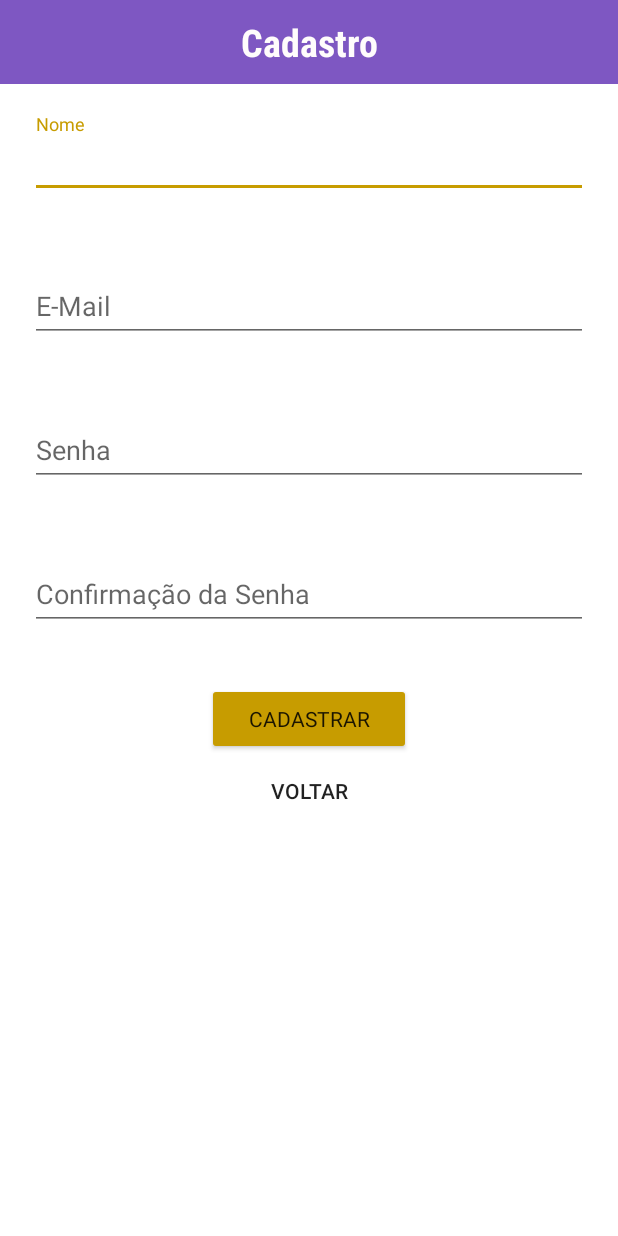
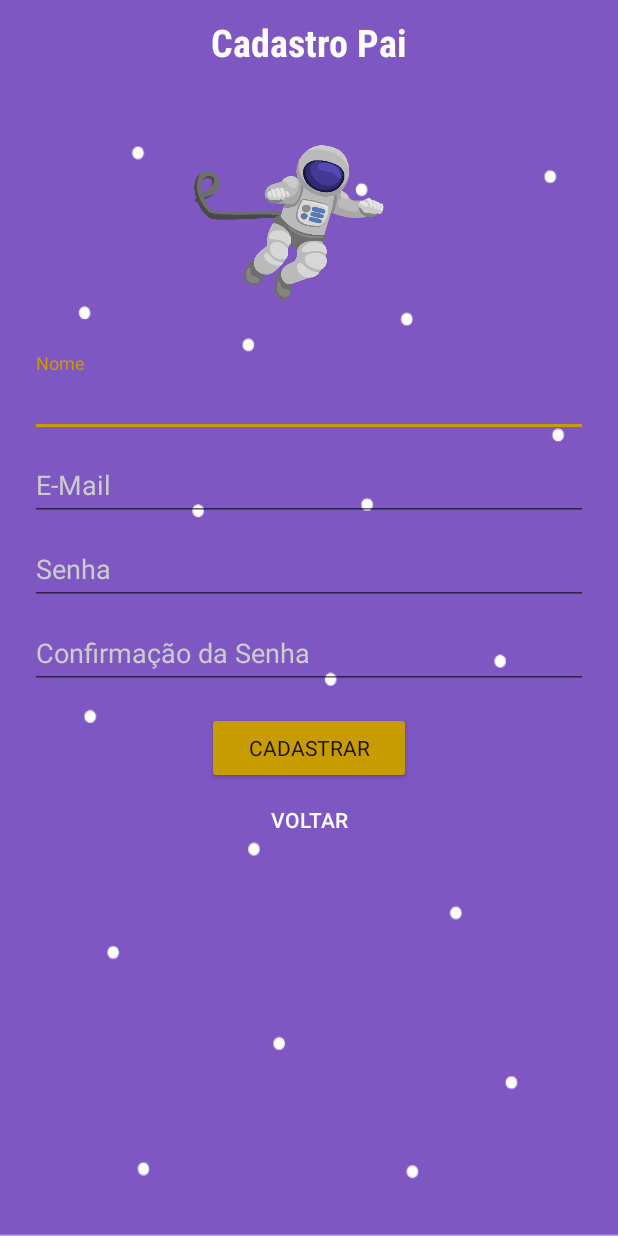
Before and after one commit to spaceKidsProjectSenai/archivesAndroid, an Android app: the screen it shows after launch (CadastroActivity), after a tap on "CADASTRO", on a phone screen of 412 x 824 dp. Run offline under Robolectric (Android 15) with nearby library versions, the phone set to English and light mode, and no system bars.

Commit message:
Isso ai roxeira

```diff
--- a/SpaceKids/app/build.gradle
+++ b/SpaceKids/app/build.gradle
@@ -35,4 +35,7 @@ dependencies {
     androidTestImplementation 'com.android.support.test.espresso:espresso-core:3.0.1'
     compile 'com.android.support:cardview-v7:26.1.0'
     compile 'com.android.support:recyclerview-v7:26.1.0'
+    implementation 'com.github.GrenderG:Toasty:1.2.8'
+    compile 'com.roger.catloadinglibrary:catloadinglibrary:1.0.4'
+
 }
--- a/SpaceKids/app/src/main/java/com/example/a44602569838/spacekids/controller/SelecionarCriancasActivity.java
+++ b/SpaceKids/app/src/main/java/com/example/a44602569838/spacekids/controller/SelecionarCriancasActivity.java
@@ -12,6 +12,7 @@ import com.example.a44602569838.spacekids.R;
 import com.example.a44602569838.spacekids.adapters.RVAdapterCriancas;
 import com.example.a44602569838.spacekids.model.Crianca;
 import com.example.a44602569838.spacekids.rest.RestInterface;
+import com.roger.catloadinglibrary.CatLoadingView;
 
 import org.json.JSONArray;
 import org.json.JSONException;
--- a/SpaceKids/app/src/main/java/com/example/a44602569838/spacekids/game/Fase1.java
+++ b/SpaceKids/app/src/main/java/com/example/a44602569838/spacekids/game/Fase1.java
@@ -17,6 +17,8 @@ import android.widget.TextView;
 import android.widget.Toast;
 
 import com.example.a44602569838.spacekids.R;
+
+import es.dmoral.toasty.Toasty;
 
 public class Fase1 extends AppCompatActivity {
 
@@ -91,11 +93,11 @@ public class Fase1 extends AppCompatActivity {
                     ImageView ouvinte = (ImageView) view;
 
                     if (imageView.getId() != R.id.numero_seis) {
-                        Toast.makeText(Fase1.this, "RESPOSTA ERRADA TENTE NOVAMENTE", Toast.LENGTH_SHORT).show();
+                        Toasty.error(Fase1.this, "Resposta Errada !!!", Toast.LENGTH_SHORT, true).show();
                     } else if (ouvinte.getId() == R.id.numero_seis_azul || ouvinte.getId() == R.id.numero_seis_verde) {
                         Log.d("FUNFO", String.valueOf(ouvinte.getContentDescription()));
                     } else {
-                        Toast.makeText(Fase1.this, "ACEETOU Parabéns", Toast.LENGTH_SHORT).show();
+                        Toasty.success(Fase1.this, "Resposta Correta !!!", Toast.LENGTH_SHORT, true).show();
                         Fase1.this.finish();
                         Intent i = new Intent(getBaseContext(), Fase2.class);
                         startActivity(i);
--- a/SpaceKids/app/src/main/java/com/example/a44602569838/spacekids/game/Fase2.java
+++ b/SpaceKids/app/src/main/java/com/example/a44602569838/spacekids/game/Fase2.java
@@ -12,6 +12,8 @@ import android.widget.ImageView;
 import android.widget.Toast;
 
 import com.example.a44602569838.spacekids.R;
+
+import es.dmoral.toasty.Toasty;
 
 public class Fase2 extends AppCompatActivity {
 
@@ -84,11 +86,11 @@ public class Fase2 extends AppCompatActivity {
                     ImageView ouvinte = (ImageView) view;
 
                     if (imageView.getId() != R.id.numero_seis_verde) {
-                        Toast.makeText(Fase2.this, "RESPOSTA ERRADA TENTE NOVAMENTE", Toast.LENGTH_SHORT).show();
+                        Toasty.error(Fase2.this, "Resposta Errada !!!", Toast.LENGTH_SHORT, true).show();
                     } else if (ouvinte.getId() == R.id.numero_seis_azul || ouvinte.getId() == R.id.numero_seis || ouvinte.getId() == R.id.numero_seis_verde) {
                         Log.d("FUNFO", String.valueOf(ouvinte.getContentDescription()));
                     } else {
-                        Toast.makeText(Fase2.this, "ACEETOU Parabéns", Toast.LENGTH_SHORT).show();
+                        Toasty.success(Fase2.this, "Resposta Correta !!!", Toast.LENGTH_SHORT, true).show();
                         Fase2.this.finish();
                         Intent i = new Intent(getBaseContext(), Fase2.class);
                         startActivity(i);
--- a/SpaceKids/app/src/main/res/layout/activity_cadastro.xml
+++ b/SpaceKids/app/src/main/res/layout/activity_cadastro.xml
@@ -7,7 +7,7 @@
     android:layout_height="match_parent"
     android:orientation="vertical"
     android:visibility="visible"
-    android:background="@color/colorWhite">
+    android:background="@drawable/background_game">
 
     <include
         layout="@layout/include_toolbar_cadastro"
@@ -17,11 +17,25 @@
 
     <!-- Layout nome -->
 
+    <LinearLayout
+        android:layout_width="match_parent"
+        android:layout_height="match_parent"
+        android:layout_margin="20dp"
+
+        android:orientation="vertical">
+
+        <ImageView
+            android:id="@+id/imageView3"
+            android:layout_width="271dp"
+            android:layout_height="159dp"
+            android:layout_gravity="center"
+            app:srcCompat="@drawable/slide3" />
+
         <android.support.design.widget.TextInputLayout
-        android:layout_margin="20dp"
             android:id="@+id/nome_layout"
             android:layout_width="match_parent"
             android:layout_height="wrap_content"
+            android:textColorHint="#ccc"
             app:layout_constraintEnd_toEndOf="parent"
             app:layout_constraintStart_toStartOf="parent"
             app:layout_constraintTop_toTopOf="parent"
@@ -32,30 +46,31 @@
                 android:layout_width="match_parent"
                 android:layout_height="wrap_content"
                 android:hint="@string/nome"
-            android:inputType="textPersonName"
                 android:maxLength="255"
-            />
-
+                android:textColor="#FFFFFF"
+                tools:ignore="TextFields" />
         </android.support.design.widget.TextInputLayout>
 
         <android.support.design.widget.TextInputLayout
             android:id="@+id/email_layout"
             android:layout_width="match_parent"
             android:layout_height="wrap_content"
-        android:layout_marginTop="20dp"
+            android:textColorHint="#ccc"
             app:layout_constraintEnd_toEndOf="parent"
             app:layout_constraintStart_toStartOf="parent"
             app:layout_constraintTop_toTopOf="parent"
             tools:ignore="MissingConstraints">
 
             <EditText
-            android:layout_margin="20dp"
                 android:id="@+id/email_input"
                 android:layout_width="match_parent"
                 android:layout_height="wrap_content"
                 android:hint="@string/email"
                 android:maxLength="255"
-            tools:ignore="TextFields" />
+                android:textColor="#FFFFFF"
+                tools:ignore="TextFields"
+
+                />
 
         </android.support.design.widget.TextInputLayout>
 
@@ -63,19 +78,19 @@
             android:id="@+id/senha_layout"
             android:layout_width="match_parent"
             android:layout_height="wrap_content"
-        android:layout_marginTop="20dp"
+            android:textColorHint="#ccc"
             app:layout_constraintEnd_toEndOf="parent"
             app:layout_constraintStart_toStartOf="parent"
             app:layout_constraintTop_toTopOf="parent"
             tools:ignore="MissingConstraints">
 
             <EditText
-            android:layout_margin="20dp"
                 android:id="@+id/senha_input"
                 android:layout_width="match_parent"
                 android:layout_height="wrap_content"
                 android:hint="@string/senha"
                 android:maxLength="255"
+                android:textColor="#FFFFFF"
                 tools:ignore="TextFields" />
 
         </android.support.design.widget.TextInputLayout>
@@ -84,19 +99,19 @@
             android:id="@+id/confirmacao_layout"
             android:layout_width="match_parent"
             android:layout_height="wrap_content"
-        android:layout_marginTop="20dp"
+            android:textColorHint="#ccc"
             app:layout_constraintEnd_toEndOf="parent"
             app:layout_constraintStart_toStartOf="parent"
             app:layout_constraintTop_toTopOf="parent"
             tools:ignore="MissingConstraints">
 
             <EditText
-            android:layout_margin="20dp"
                 android:id="@+id/confirmacao_input"
                 android:layout_width="match_parent"
                 android:layout_height="wrap_content"
                 android:hint="@string/confirmacao"
                 android:maxLength="255"
+                android:textColor="#FFFFFF"
                 tools:ignore="TextFields" />
 
         </android.support.design.widget.TextInputLayout>
@@ -117,8 +132,10 @@
             style="@style/Widget.AppCompat.Button.Borderless"
             android:layout_width="wrap_content"
             android:layout_height="wrap_content"
+            android:layout_gravity="center"
+            android:textColor="#ffff"
             android:backgroundTint="@color/colorTransparentWhite"
-        android:text="@string/voltar"
-        android:layout_gravity="center"/>
+            android:text="@string/voltar" />
 
     </LinearLayout>
+</LinearLayout>
--- a/SpaceKids/app/src/main/res/values/strings.xml
+++ b/SpaceKids/app/src/main/res/values/strings.xml
@@ -8,7 +8,7 @@
     <string name="confirmacao">Confirmação da Senha</string>
     <string name="senha">Senha</string>
     <string name="cadastrar">Cadastrar</string>
-    <string name="cadastro">Cadastro</string>
+    <string name="cadastro">Cadastro Pai</string>
     <string name="login">Login</string>
     <string name="voltar">Voltar</string>
     <string name="todo">TODO</string>
--- a/SpaceKids/build.gradle
+++ b/SpaceKids/build.gradle
@@ -19,6 +19,7 @@ allprojects {
     repositories {
         google()
         jcenter()
+        maven { url "https://jitpack.io" }
     }
 }
 
```
Also changed, not shown: SpaceKids/app/src/main/java/com/example/a44602569838/spacekids/controller/HomeActivity.java (+9 -6 lines), SpaceKids/app/src/main/java/com/example/a44602569838/spacekids/controller/LoginActivity.java (+5 -2 lines), SpaceKids/app/src/main/res/layout/activity_login.xml (+17 -10 lines), SpaceKids/app/src/main/res/layout/card_criancas.xml (+10 -5 lines). Lines whose indentation alone changed are shown as unchanged.
